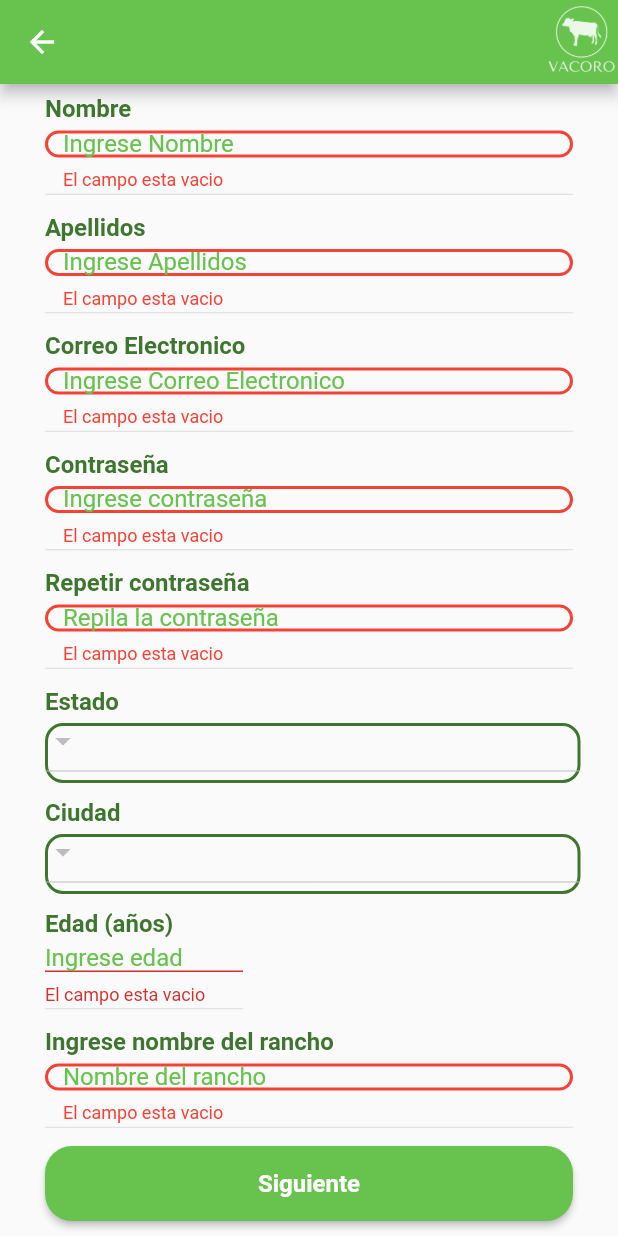
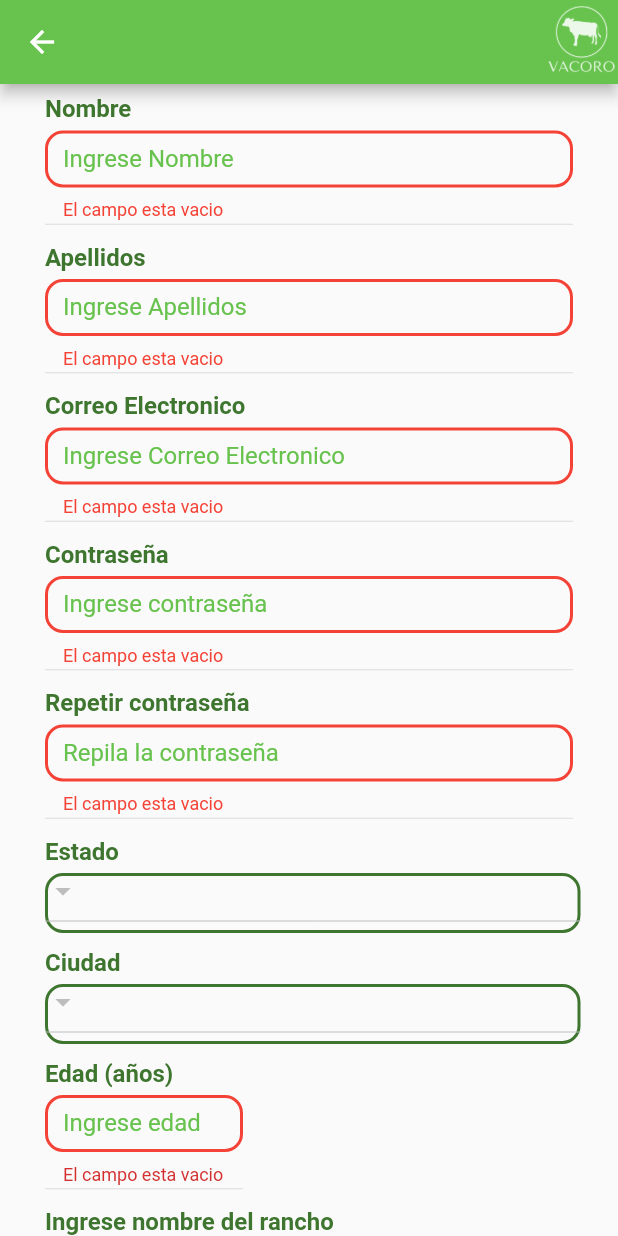
Before and after one commit to DanielSR16/VACORO-2022, a Flutter app: the registroUser screen opened by its route, scrolled down 100 dp, after a tap on "Siguiente", on a phone screen of 412 x 824 dp. Run offline on Flutter 3.47's test engine with Material 2 defaults, Android fonts, the phone set to English and light mode, and no system bars; our stand-ins replace firebase_auth, firebase_core, flutter_secure_storage, google_sign_in, hexcolor, image_picker and 2 more; missing offline and left inert: dart:ffi, flutter_facebook_auth; accounts and stored records are empty; network calls fail.

Commit message:
feature/VACORO-50

```diff
--- a/lib/src/metodos/regularExpresion.dart
+++ b/lib/src/metodos/regularExpresion.dart
@@ -1,2 +1,5 @@
 RegExp expresionRegular = RegExp(
     r'^[a-zA-Z0-9.!#$%&*+/=?^_`{|}~-]+@[a-zA-Z0-9-]+(?:\.[a-zA-Z0-9-]+)*$');
+
+RegExp expressionRegularPassword = RegExp(
+    r'((?=.*[a-z])(?=.*[A-Z])(?=.*[\$@\$!%*?&\#¿\¡])(?=.*[0-9]))\S{8,15}$');
--- a/lib/src/pages/registro_user.dart
+++ b/lib/src/pages/registro_user.dart
@@ -2,6 +2,7 @@ import 'dart:convert';
 
 import 'package:flutter/material.dart';
 import 'package:vacoro_proyect/src/services/servicios_user.dart';
+import 'package:vacoro_proyect/src/style/colors/colorview.dart';
 import '../metodos/regularExpresion.dart';
 
 class registroUser extends StatefulWidget {
@@ -136,22 +137,35 @@ class _registroUserState extends State<registroUser> {
                   ),
                 ),
                 SizedBox(
-                  height: 40,
+                  height: _validatedad ? 60 : 40,
                   child: TextField(
                     controller: edad_,
                     keyboardType: TextInputType.number,
                     decoration: InputDecoration(
                       labelStyle: TextStyle(color: Color(0xFF68C24E)),
+                      border: const OutlineInputBorder(
+                        borderSide:
+                            BorderSide(color: ColorSelect.color1, width: 2.0),
+                        borderRadius: BorderRadius.all(
+                          Radius.circular(12),
+                        ),
+                      ),
                       enabledBorder: const OutlineInputBorder(
                         borderSide:
-                            BorderSide(color: Color(0xFF3E762F), width: 2.0),
+                            BorderSide(color: ColorSelect.color1, width: 2.0),
                         borderRadius: BorderRadius.all(
                           Radius.circular(12),
                         ),
                       ),
                       focusedBorder: const OutlineInputBorder(
                         borderSide:
-                            BorderSide(color: Color(0xFF3E762F), width: 2.0),
+                            BorderSide(color: ColorSelect.color5, width: 2.0),
+                        borderRadius: BorderRadius.all(
+                          Radius.circular(12),
+                        ),
+                      ),
+                      errorBorder: const OutlineInputBorder(
+                        borderSide: BorderSide(color: Colors.red, width: 2.0),
                         borderRadius: BorderRadius.all(
                           Radius.circular(12),
                         ),
@@ -232,7 +246,6 @@ class _registroUserState extends State<registroUser> {
       TextEditingController controller_,
       bool validate_,
       TextInputType tipeKeyboard) {
-    // print(validate_);
     return Container(
       padding: EdgeInsets.only(left: bordes, right: bordes),
       child: Column(
@@ -251,20 +264,26 @@ class _registroUserState extends State<registroUser> {
             ),
           ),
           SizedBox(
-            height: 40,
+            height: validate_ ? 60 : 40,
             child: TextField(
               keyboardType: tipeKeyboard,
               controller: controller_,
               decoration: InputDecoration(
                 labelStyle: const TextStyle(color: Color(0xFF68C24E)),
+                border: const OutlineInputBorder(
+                  borderSide: BorderSide(color: ColorSelect.color1, width: 2.0),
+                  borderRadius: BorderRadius.all(
+                    Radius.circular(12),
+                  ),
+                ),
                 enabledBorder: const OutlineInputBorder(
-                  borderSide: BorderSide(color: Color(0xFF3E762F), width: 2.0),
+                  borderSide: BorderSide(color: ColorSelect.color1, width: 2.0),
                   borderRadius: BorderRadius.all(
                     Radius.circular(12),
                   ),
                 ),
                 focusedBorder: const OutlineInputBorder(
-                  borderSide: BorderSide(color: Color(0xFF3E762F), width: 2.0),
+                  borderSide: BorderSide(color: ColorSelect.color5, width: 2.0),
                   borderRadius: BorderRadius.all(
                     Radius.circular(12),
                   ),
@@ -296,7 +315,6 @@ class _registroUserState extends State<registroUser> {
       bool validate_,
       TextInputType tipeKeyboard,
       String _errorCorreo) {
-    // print(validate_);
     return Container(
       padding: EdgeInsets.only(left: bordes, right: bordes),
       child: Column(
@@ -315,20 +333,26 @@ class _registroUserState extends State<registroUser> {
             ),
           ),
           SizedBox(
-            height: 40,
+            height: validate_ ? 60 : 40,
             child: TextField(
               keyboardType: tipeKeyboard,
               controller: controller_,
               decoration: InputDecoration(
                 labelStyle: const TextStyle(color: Color(0xFF68C24E)),
+                border: const OutlineInputBorder(
+                  borderSide: BorderSide(color: ColorSelect.color1, width: 2.0),
+                  borderRadius: BorderRadius.all(
+                    Radius.circular(12),
+                  ),
+                ),
                 enabledBorder: const OutlineInputBorder(
-                  borderSide: BorderSide(color: Color(0xFF3E762F), width: 2.0),
+                  borderSide: BorderSide(color: ColorSelect.color1, width: 2.0),
                   borderRadius: BorderRadius.all(
                     Radius.circular(12),
                   ),
                 ),
                 focusedBorder: const OutlineInputBorder(
-                  borderSide: BorderSide(color: Color(0xFF3E762F), width: 2.0),
+                  borderSide: BorderSide(color: ColorSelect.color5, width: 2.0),
                   borderRadius: BorderRadius.all(
                     Radius.circular(12),
                   ),
@@ -360,7 +384,6 @@ class _registroUserState extends State<registroUser> {
       bool validate_,
       TextInputType tipeKeyboard,
       String _errorContrasenia) {
-    // print(validate_);
     return Container(
       padding: EdgeInsets.only(left: bordes, right: bordes),
       child: Column(
@@ -379,20 +402,26 @@ class _registroUserState extends State<registroUser> {
             ),
           ),
           SizedBox(
-            height: 40,
+            height: validate_ ? 60 : 40,
             child: TextField(
               keyboardType: tipeKeyboard,
               controller: controller_,
               decoration: InputDecoration(
                 labelStyle: const TextStyle(color: Color(0xFF68C24E)),
+                border: const OutlineInputBorder(
+                  borderSide: BorderSide(color: ColorSelect.color1, width: 2.0),
+                  borderRadius: BorderRadius.all(
+                    Radius.circular(12),
+                  ),
+                ),
                 enabledBorder: const OutlineInputBorder(
-                  borderSide: BorderSide(color: Color(0xFF3E762F), width: 2.0),
+                  borderSide: BorderSide(color: ColorSelect.color1, width: 2.0),
                   borderRadius: BorderRadius.all(
                     Radius.circular(12),
                   ),
                 ),
                 focusedBorder: const OutlineInputBorder(
-                  borderSide: BorderSide(color: Color(0xFF3E762F), width: 2.0),
+                  borderSide: BorderSide(color: ColorSelect.color5, width: 2.0),
                   borderRadius: BorderRadius.all(
                     Radius.circular(12),
                   ),
@@ -579,6 +608,15 @@ class _registroUserState extends State<registroUser> {
       _errorContrasenia = 'El campo esta vacio';
     } else {
       _validateContrasenia = false;
+      Iterable<RegExpMatch> matches2 =
+          expressionRegularPassword.allMatches(contrasenia_.text);
+
+      if (matches2.isEmpty == true) {
+        _validateContrasenia = true;
+        lleno = false;
+        _errorContrasenia =
+            'Incluir may., minúsc., núm., símb.(\$@!%*?&#¿¡), min. 8 caracteres';
+      }
     }
 
     if (repetirContrasenia_.text.isEmpty) {
@@ -589,7 +627,6 @@ class _registroUserState extends State<registroUser> {
     }
 
     if (contrasenia_.text != repetirContrasenia_.text) {
-      print('hola entre a validar iguales');
       _validateRepetirContra = true;
       _validateContrasenia = true;
       lleno = false;
--- a/lib/src/services/login.dart
+++ b/lib/src/services/login.dart
@@ -6,7 +6,7 @@ Future<Map<String, dynamic>> servicelogin(
     TextEditingController email, TextEditingController password) async {
   Map<String, String> headers = {'Content-Type': 'application/json'};
   String loginAPI = '/usuario/getUserlogin/';
-  String host = '192.168.0.6:3000';
+  String host = '192.168.0.3:3000';
 
   try {
     final response = await http.post(
```
